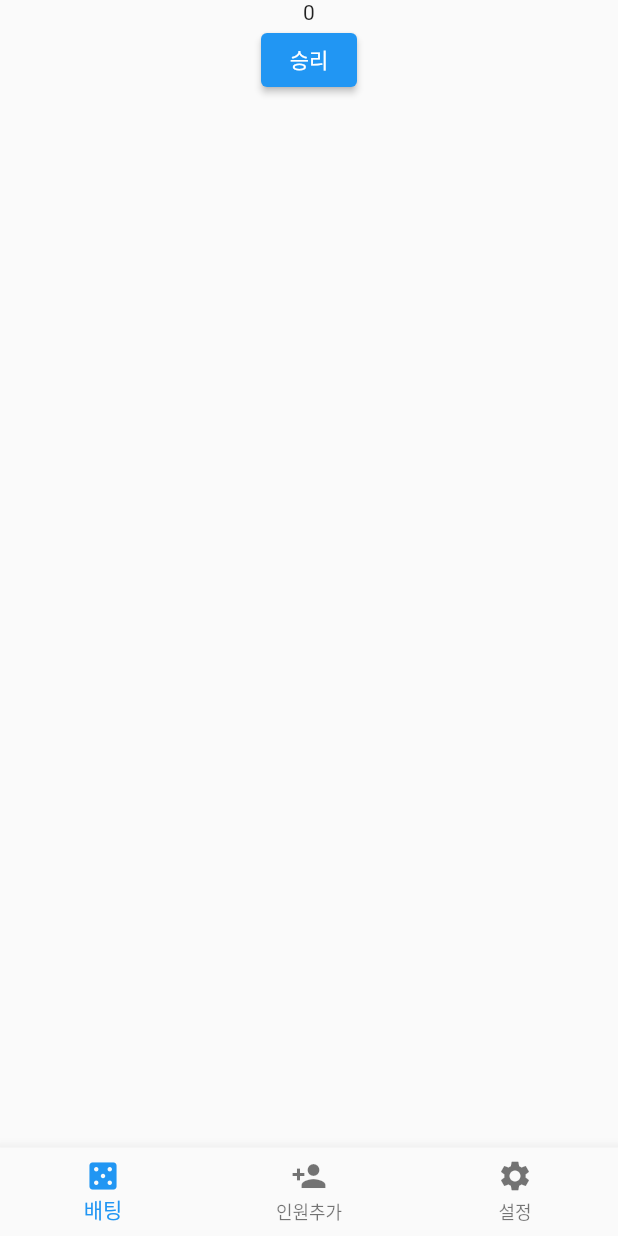
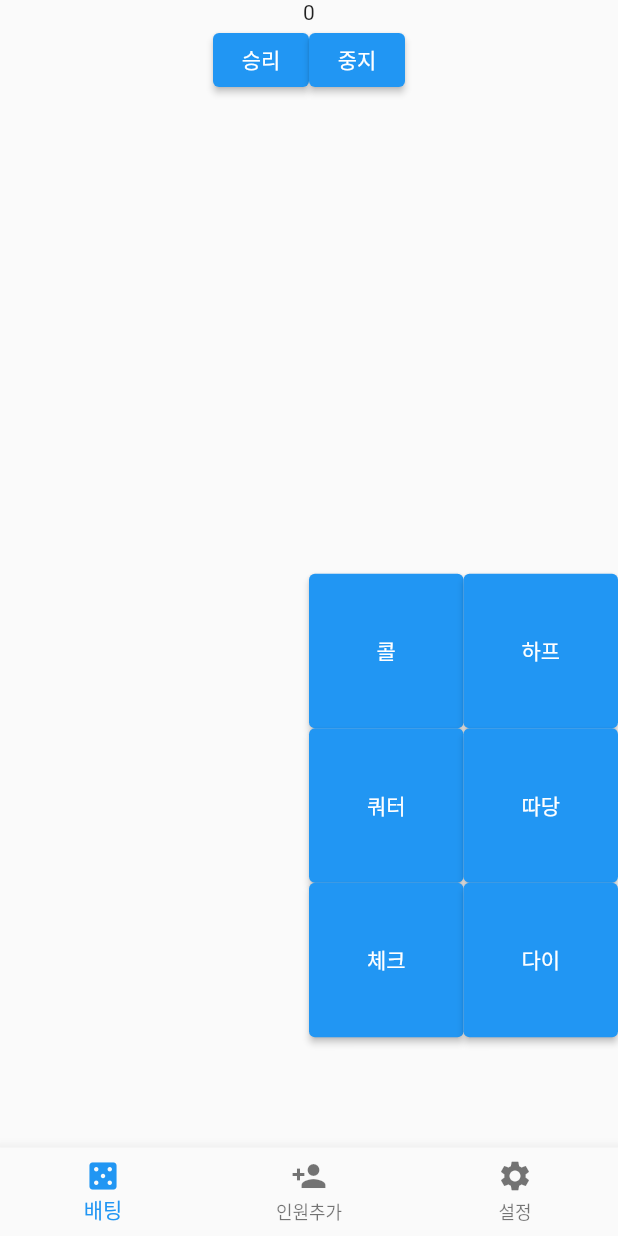
Before and after one commit to tranzal/gambling, a Flutter app: the screen it shows after launch, after a tap on "시작", on a phone screen of 412 x 824 dp. Run offline on Flutter 3.47's test engine with Material 2 defaults, Android fonts, the phone set to English and light mode, and no system bars.

Commit message:
배팅 버튼 기능 작성 및 중지 버튼 추가

```diff
--- a/lib/app/provider/abstract/participant_abstract.dart
+++ b/lib/app/provider/abstract/participant_abstract.dart
@@ -4,4 +4,5 @@ abstract class ParticipantAbstract {
   void changeMoney({required int id, required int money});
   void findData({required int id, required Function(int) function});
   int getLastIndex();
+  int getMoney({required int id});
 }
--- a/lib/app/ui/gambling_page.dart
+++ b/lib/app/ui/gambling_page.dart
@@ -31,25 +31,16 @@ class _GamblingPageState extends State<GamblingPage> {
           flex: 1,
           child: Column(
             children: <Widget>[
-              _start.start ? Container(
-                alignment: Alignment.center,
-                child: Text(_betting.totalBetting().toString()),
-              ) : const Text(''),
               Container(
                 alignment: Alignment.center,
-                child: ElevatedButton(
-                  onPressed: () {
-
-                    if(!_start.start){
-                      _betting.init(userList: _participant.userList);
-                      _start.changeStart();
-                    } else {
-                      _betting.clear();
-                      _start.changeStart();
-                    }
-
-                  },
-                  child: _start.start ? const Text('승리') : const Text('시작'),
+                child: Column(
+                  children: [
+                    if(_start.start) Container(
+                      alignment: Alignment.center,
+                      child: Text(_betting.totalBetting().toString()),
+                    ),
+                    gameButton()
+                  ],
                 ),
               )
             ],
@@ -59,8 +50,8 @@ class _GamblingPageState extends State<GamblingPage> {
           flex: 1,
           child: Row(
             children: <Widget>[
-              _start.start ? Expanded(
-                child: ListView.builder(
+              Expanded(
+                child: _start.start ? ListView.builder(
                   itemCount: _participant.userList.length,
                   itemBuilder: (context, index) {
                     return GestureDetector(
@@ -90,23 +81,9 @@ class _GamblingPageState extends State<GamblingPage> {
                       ),
                     );
                   },
-                ),
-              ) : const Text('시작해 주세요'),
-              Expanded(
-                child: GridView.count(
-                  crossAxisCount: 2,
-                  children: [
-                    // ElevatedButton(onPressed: () {
-                    //
-                    // }, child: const Text('콜')),
-                    // ElevatedButton(onPressed: () {}, child: const Text('하프')),
-                    // ElevatedButton(onPressed: () {}, child: const Text('쿼터')),
-                    // ElevatedButton(onPressed: () {}, child: const Text('따당')),
-                    // ElevatedButton(onPressed: () {}, child: const Text('체크')),
-                    // ElevatedButton(onPressed: () {}, child: const Text('다이')),
-                  ],
-                ),
-              )
+                ) : const Text('시작해 주세요'),
+              ) ,
+              bettingButton()
             ],
           ),
         ),
@@ -127,4 +104,92 @@ class _GamblingPageState extends State<GamblingPage> {
     }
     return Colors.white;
   }
+
+  Widget gameButton(){
+    if(!_start.start){
+      return ElevatedButton(
+        onPressed: () {
+          _betting.init(userList: _participant.userList);
+          _start.changeStart();
+
+        },
+        child: const Text('시작'),
+      );
+    } else {
+      return Row(
+        mainAxisAlignment: MainAxisAlignment.center,
+        children: <Widget>[
+          ElevatedButton(
+            onPressed: () {
+              if(id == 0){
+                return;
+              }
+              _betting.winner(userList: _participant.userList, id: id);
+              _start.changeStart();
+              setState(() {
+                id = 0;
+                money = 0;
+                userName = '';
+              });
+            },
+            child: const Text('승리'),
+          ),
+          ElevatedButton(
+            onPressed: () {
+              _betting.stop(userList: _participant.userList);
+              _start.changeStart();
+              setState(() {
+                id = 0;
+                money = 0;
+                userName = '';
+              });
+            },
+            child: const Text('중지'),
+          )
+        ],
+      );
+    }
+  }
+
+  Widget bettingButton(){
+    return Expanded(
+      child: GridView.count(
+        crossAxisCount: 2,
+        children: [
+          ElevatedButton(onPressed: () {
+            if(_participant.getMoney(id: id) == 0){
+              return;
+            }
+            _betting.call(id: id, userList: _participant.userList);
+
+          }, child: const Text('콜')),
+          ElevatedButton(onPressed: () {
+            if(_participant.getMoney(id: id) == 0){
+              return;
+            }
+            _betting.half(id: id, userList: _participant.userList);
+          }, child: const Text('하프')),
+          ElevatedButton(onPressed: () {
+            if(_participant.getMoney(id: id) == 0){
+              return;
+            }
+            _betting.quarter(id: id, userList: _participant.userList);
+          }, child: const Text('쿼터')),
+          ElevatedButton(onPressed: () {
+            if(_participant.getMoney(id: id) == 0){
+              return;
+            }
+            _betting.double(id: id, userList: _participant.userList);
+          }, child: const Text('따당')),
+          ElevatedButton(onPressed: () {
+
+          }, child: const Text('체크')),
+          ElevatedButton(onPressed: () {
+            _betting.die(id: id);
+          }, child: const Text('다이')),
+        ],
+      ),
+    );
+  }
+
 }
```
Also changed, not shown: lib/app/provider/abstract/betting_abstract.dart (+6 -2 lines), lib/app/provider/betting_provider.dart (+61 -18 lines), lib/app/provider/participant_provider.dart (+10 -0 lines).
